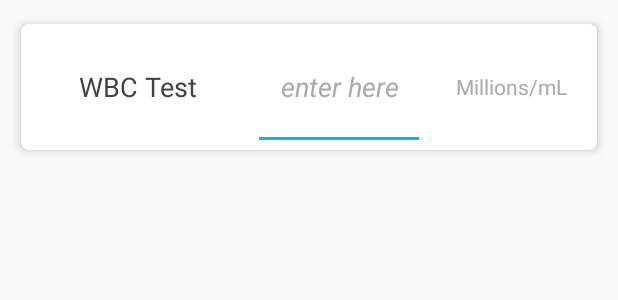
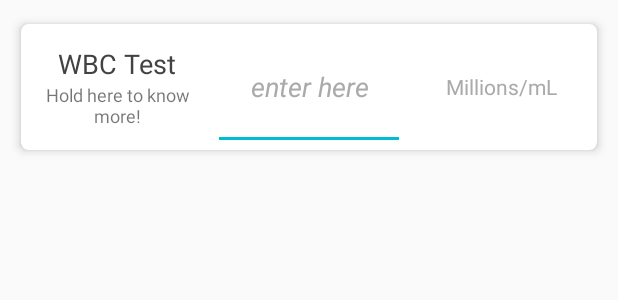
Before and after one commit to jpierik/BloodBuddy, an Android app: the layout data_card.xml on its own in the app's theme, with its tools: preview values and no code run, on a phone screen of 412 x 824 dp. Shown: the top 300 px of the screen. Run offline under Robolectric (Android 15) with nearby library versions, the phone set to English and light mode, and no system bars.

Commit message:
Added Buttom Sheet to view test info
some ui configuration as well

```diff
--- a/app/src/main/AndroidManifest.xml
+++ b/app/src/main/AndroidManifest.xml
@@ -8,7 +8,7 @@
         android:label="@string/app_name"
         android:supportsRtl="true"
         android:theme="@style/AppTheme"
-        android:configChanges="keyboardHidden|orientation|screenSize"
+
 
         >
         <activity android:name=".activity.MainActivity"
--- a/app/src/main/res/layout/activity_main.xml
+++ b/app/src/main/res/layout/activity_main.xml
@@ -1,5 +1,5 @@
 <?xml version="1.0" encoding="utf-8"?>
-<RelativeLayout xmlns:android="http://schemas.android.com/apk/res/android"
+<android.support.design.widget.CoordinatorLayout xmlns:android="http://schemas.android.com/apk/res/android"
     xmlns:tools="http://schemas.android.com/tools"
     android:id="@+id/activity_main"
     android:layout_width="match_parent"
@@ -11,4 +11,4 @@
             android:id="@+id/include" />
 
 
-</RelativeLayout>
+</android.support.design.widget.CoordinatorLayout>
--- a/app/src/main/res/layout/data_card.xml
+++ b/app/src/main/res/layout/data_card.xml
@@ -17,17 +17,27 @@
             android:layout_width="match_parent"
             android:layout_height="match_parent"
             android:orientation="horizontal">
-
+    <LinearLayout
+        android:layout_width="0dp"
+        android:layout_height="wrap_content"
+        android:layout_gravity="center"
+        android:layout_weight="1"
+        android:orientation="vertical">
             <TextView
                 android:text="WBC Test"
-                android:gravity="center"
-                android:layout_margin="20dp"
-                android:layout_width="0dp"
-                android:layout_height="match_parent"
+                android:layout_gravity="center"
+                android:layout_width="wrap_content"
+                android:layout_height="wrap_content"
                 android:id="@+id/textViewName"
-                android:layout_weight="1"
                 android:textColor="@color/cardview_dark_background"
                 android:textSize="18sp" />
+            <TextView
+                android:text="Hold here to know more!"
+                android:gravity="center"
+                android:layout_width="wrap_content"
+                android:layout_height="wrap_content"
+                android:textSize="12sp" />
+        </LinearLayout>
 
             <EditText
                 android:layout_width="0dp"
--- a/app/src/main/res/values/strings.xml
+++ b/app/src/main/res/values/strings.xml
@@ -4,4 +4,10 @@
     <string name="app_tutorial">Input your blood count results to obtain a meaningful info of what this result really mean!</string>
     <string name="app_tutorial2">No worries! This app will explain everything you need!</string>
     <string name="app_intro2">Do you have any idea of what your blood work results really mean?</string>
+
+    <string name="test_info">RBC stands for Red Blood Cells. Red blood cells carry oxygen from the
+    lungs to the rest of the body. They also carry carbon dioxide back to the lungs
+    so it can be exhaled. If the RBC count is low (anemia), the body may not be getting the oxygen it needs. If the count is too high (a condition called polycythemia), there is a chance that the red blood cells will clump together and block tiny blood vessels (capillaries). This also makes it hard for your red blood cells to carry oxygen. Red blood cells carry oxygen from the lungs to the rest of the body. They also carry carbon dioxide back to the lungs so it can be exhaled. If the RBC count is low (anemia), the body may not be getting the oxygen it needs. If the count is too high (a condition called polycythemia), there is a chance that the red blood cells will
+    clump together and block tiny blood vessels (capillaries). This also makes it hard for your red blood cells to carry oxygen.</string>
+
 </resources>
```
Also changed, not shown: app/src/main/java/edu/oakland/fives/bloodbuddy/activity/MainActivity.java (+4 -3 lines), app/src/main/java/edu/oakland/fives/bloodbuddy/activity/TestInformation.java (added, +30 -0 lines), app/src/main/res/layout/fragment_bottom_sheet.xml (added, +48 -0 lines), app/src/main/res/drawable/rbc.jpg (added).
